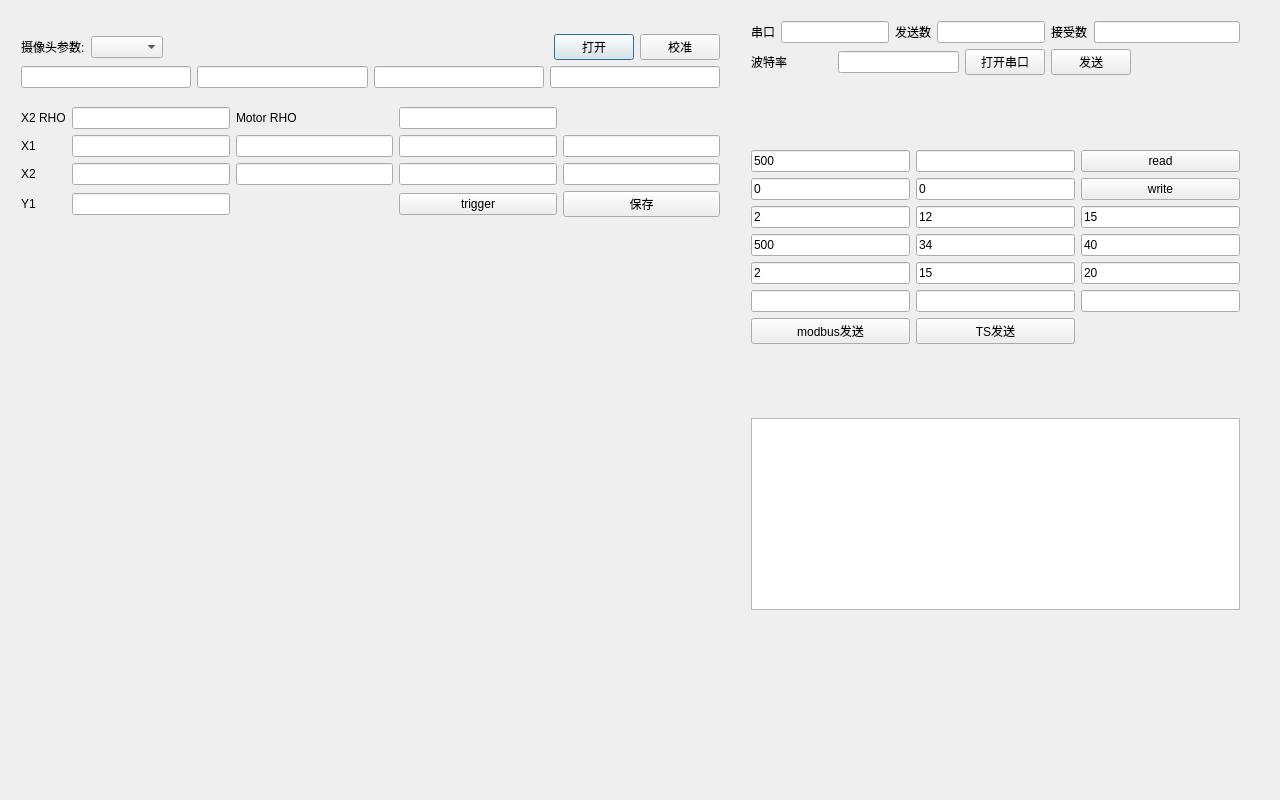
Before: the Qt Designer form maindialog.ui in zouzichun/videoWirain, drawn with Qt 5.
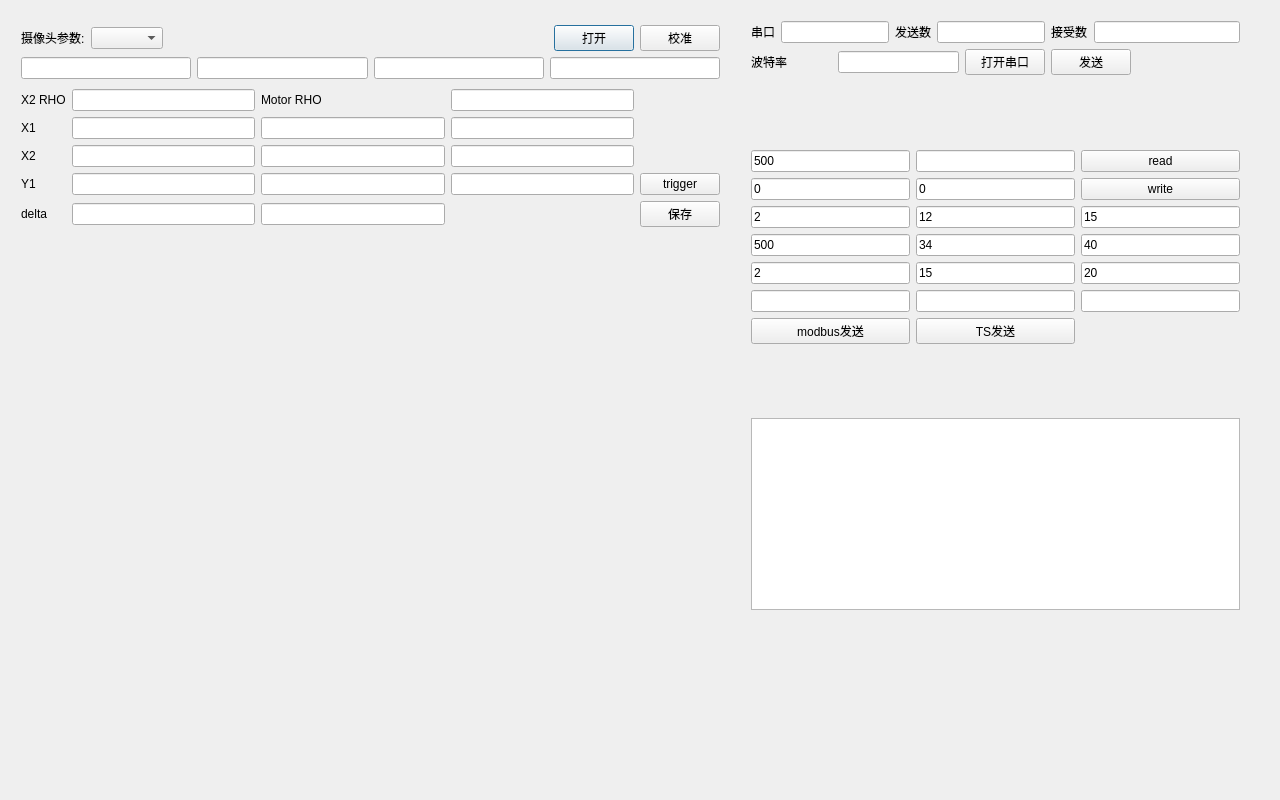
After: the same form once the commit is applied.

Commit message: fix: add delta for up and down lines

The edit to the form file:
```diff
--- a/maindialog.ui
+++ b/maindialog.ui
@@ -95,53 +95,75 @@
     </item>
     <item>
      <layout class="QGridLayout" name="gridLayout_4">
-      <item row="3" column="0">
+      <item row="2" column="0">
+       <widget class="QLabel" name="label">
+        <property name="text">
+         <string>X1</string>
+        </property>
+       </widget>
+      </item>
+      <item row="5" column="2">
+       <widget class="QLineEdit" name="y1_fetch"/>
+      </item>
+      <item row="5" column="0">
+       <widget class="QLabel" name="label_7">
+        <property name="text">
+         <string>Y1</string>
+        </property>
+       </widget>
+      </item>
+      <item row="1" column="2">
+       <widget class="QLabel" name="label_12">
+        <property name="text">
+         <string>Motor RHO</string>
+        </property>
+       </widget>
+      </item>
+      <item row="1" column="1">
+       <widget class="QLineEdit" name="x2_rho"/>
+      </item>
+      <item row="2" column="5">
+       <layout class="QHBoxLayout" name="horizontalLayout"/>
+      </item>
+      <item row="4" column="0">
        <widget class="QLabel" name="label_2">
         <property name="text">
          <string>X2</string>
         </property>
        </widget>
       </item>
-      <item row="3" column="4">
-       <widget class="QLineEdit" name="y1_target"/>
+      <item row="6" column="0">
+       <widget class="QLabel" name="label_13">
+        <property name="text">
+         <string>delta</string>
+        </property>
+       </widget>
       </item>
-      <item row="3" column="1">
-       <widget class="QLineEdit" name="x2_start"/>
+      <item row="4" column="3">
+       <widget class="QLineEdit" name="x2_target"/>
       </item>
       <item row="2" column="1">
        <widget class="QLineEdit" name="x1_start"/>
       </item>
-      <item row="1" column="1">
-       <widget class="QLineEdit" name="x2_rho"/>
-      </item>
       <item row="2" column="2">
        <widget class="QLineEdit" name="x1_fetch"/>
       </item>
-      <item row="2" column="4">
-       <widget class="QLineEdit" name="y1_fetch"/>
+      <item row="5" column="3">
+       <widget class="QLineEdit" name="y1_target"/>
+      </item>
+      <item row="4" column="1">
+       <widget class="QLineEdit" name="x2_start"/>
       </item>
       <item row="2" column="3">
        <widget class="QLineEdit" name="x1_target"/>
       </item>
-      <item row="2" column="0">
-       <widget class="QLabel" name="label">
+      <item row="5" column="4">
+       <widget class="QPushButton" name="trigger">
         <property name="text">
-         <string>X1</string>
+         <string>trigger</string>
         </property>
        </widget>
       </item>
-      <item row="2" column="5">
-       <layout class="QHBoxLayout" name="horizontalLayout"/>
-      </item>
-      <item row="3" column="3">
-       <widget class="QLineEdit" name="x2_target"/>
-      </item>
-      <item row="3" column="2">
-       <widget class="QLineEdit" name="x2_fetch"/>
-      </item>
-      <item row="1" column="3">
-       <widget class="QLineEdit" name="motor_rho"/>
-      </item>
       <item row="1" column="0">
        <widget class="QLabel" name="label_8">
         <property name="text">
@@ -149,31 +171,22 @@
         </property>
        </widget>
       </item>
-      <item row="1" column="2">
-       <widget class="QLabel" name="label_12">
-        <property name="text">
-         <string>Motor RHO</string>
-        </property>
-       </widget>
+      <item row="1" column="3">
+       <widget class="QLineEdit" name="motor_rho"/>
       </item>
-      <item row="4" column="1">
+      <item row="4" column="2">
+       <widget class="QLineEdit" name="x2_fetch"/>
+      </item>
+      <item row="5" column="1">
        <widget class="QLineEdit" name="y1_start"/>
       </item>
-      <item row="4" column="0">
-       <widget class="QLabel" name="label_7">
-        <property name="text">
-         <string>Y1</string>
-        </property>
-       </widget>
+      <item row="6" column="1">
+       <widget class="QLineEdit" name="up_delta"/>
       </item>
-      <item row="4" column="3">
-       <widget class="QPushButton" name="trigger">
-        <property name="text">
-         <string>trigger</string>
-        </property>
-       </widget>
+      <item row="6" column="2">
+       <widget class="QLineEdit" name="down_delta"/>
       </item>
-      <item row="4" column="4">
+      <item row="6" column="4">
        <widget class="QPushButton" name="saveImg">
         <property name="text">
          <string>保存</string>
```
The commit also changes 6 other files.
